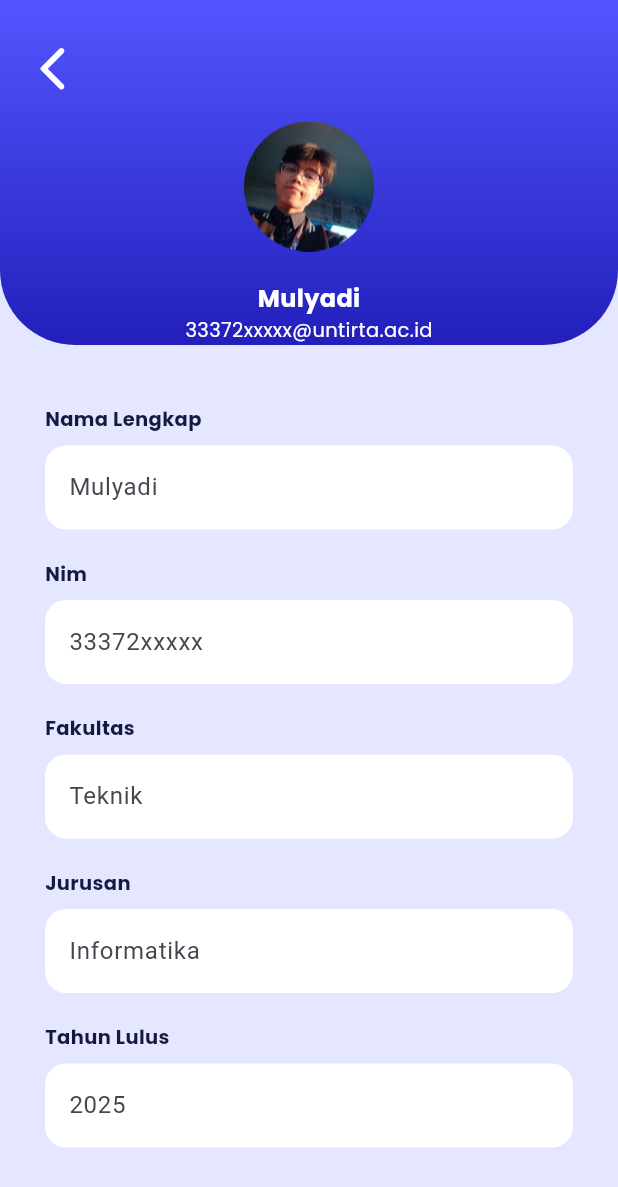
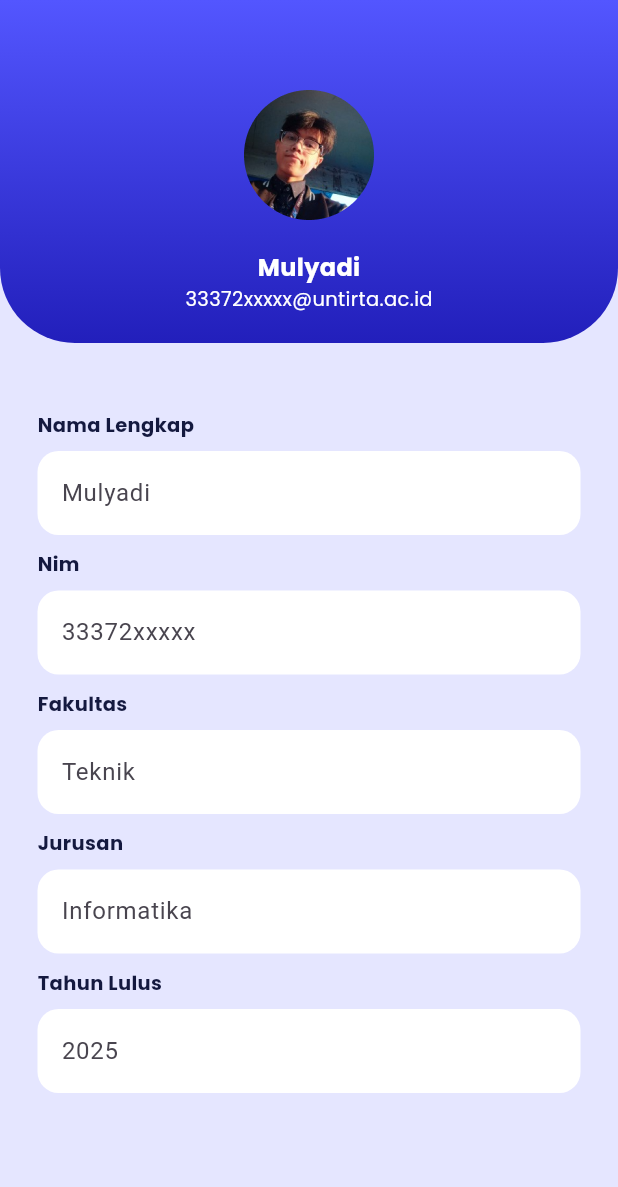
Before and after one commit to hafizzibrahim/Portal-Alumni, a Flutter app: the ProfilePage screen opened by its route, on a phone screen of 412 x 824 dp. Shown: the top 1187 px of the screen. Run offline on Flutter 3.47's test engine with Material 3 defaults, Android fonts, the phone set to English and light mode, and no system bars; our stand-ins replace carousel_slider, google_fonts.

Commit message:
Fix profile_page.dart

```diff
--- a/lib/ui/pages/profile_page.dart
+++ b/lib/ui/pages/profile_page.dart
@@ -7,9 +7,25 @@ class ProfilePage extends StatelessWidget {
   Widget build(BuildContext context) {
     return Scaffold(
       backgroundColor: whiteblueColor,
-      appBar: PreferredSize(
-        preferredSize: const Size.fromHeight(230),
-        child: Container(
+      body: SingleChildScrollView(
+        child: Column(
+          children: [
+            profileHeader(context),
+            const SizedBox(height: 40,),
+            textField('Nama Lengkap', 'Mulyadi'),
+            textField('Nim', '33372xxxxx'),
+            textField('Fakultas', 'Teknik'),
+            textField('Jurusan', 'Informatika'),
+            textField('Tahun Lulus', '2025'),
+          ],
+        ),
+      ),
+    );
+  }
+
+  Widget profileHeader(BuildContext context){
+    return Container(
+      width: MediaQuery.of(context).size.width,
       decoration: const BoxDecoration(
           borderRadius: BorderRadius.only(
               bottomLeft: Radius.circular(50),
@@ -19,20 +35,9 @@ class ProfilePage extends StatelessWidget {
               begin: Alignment.topCenter,
               end: Alignment.bottomCenter)),
       child: Padding(
-            padding: const EdgeInsets.symmetric(vertical: 20, horizontal: 10),
+        padding: const EdgeInsets.only(top: 50, bottom: 20),
         child: Column(
           children: <Widget>[
-                Align(
-                  alignment: Alignment.topLeft,
-                  child: IconButton(
-                    onPressed: () {},
-                    icon: Icon(
-                      Icons.arrow_back_ios_rounded,
-                      size: 35,
-                      color: whiteColor,
-                    ),
-                  ),
-                ),
             const SizedBox(
               height: 10,
             ),
@@ -56,24 +61,12 @@ class ProfilePage extends StatelessWidget {
           ],
         ),
       ),
-        ),
-      ),
-      body: ListView(
-        padding: EdgeInsets.symmetric(horizontal: 20, vertical: 30),
-        children: [
-          textField('Nama Lengkap', 'Mulyadi'),
-          textField('Nim', '33372xxxxx'),
-          textField('Fakultas', 'Teknik'),
-          textField('Jurusan', 'Informatika'),
-          textField('Tahun Lulus', '2025'),
-        ],
-      ),
     );
   }
 
   Widget textField(String title, String name) {
     return Padding(
-      padding: const EdgeInsets.all(10),
+      padding: const EdgeInsets.symmetric(horizontal: 25, vertical: 5),
       child: Column(
         crossAxisAlignment: CrossAxisAlignment.start,
         children: [
```
Lines whose indentation alone changed are shown as unchanged.
